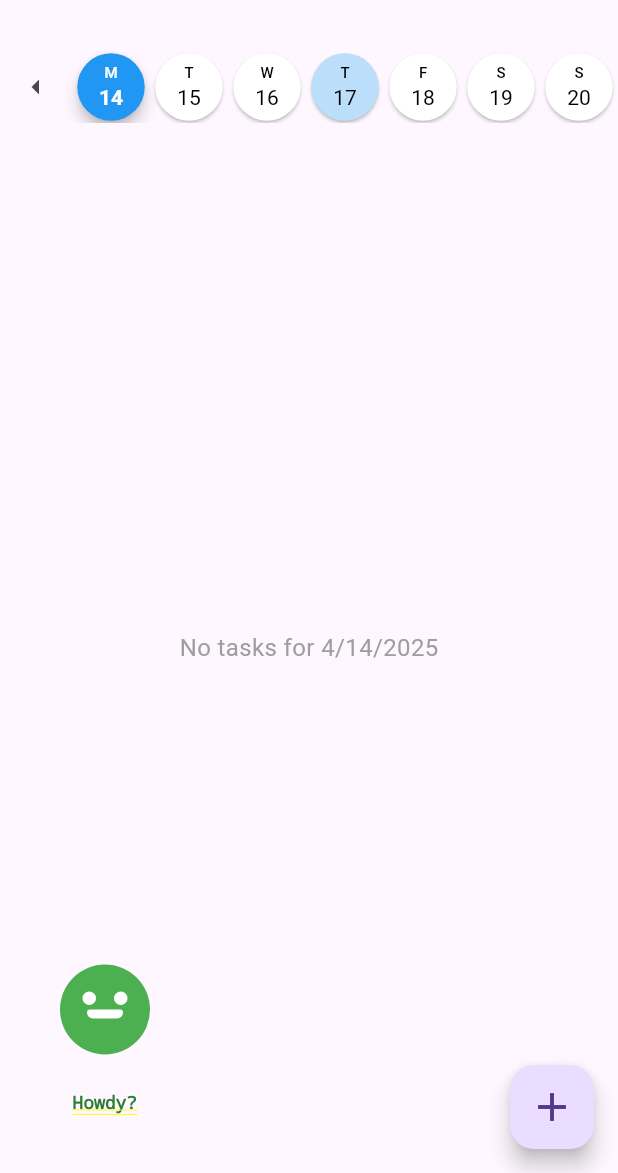
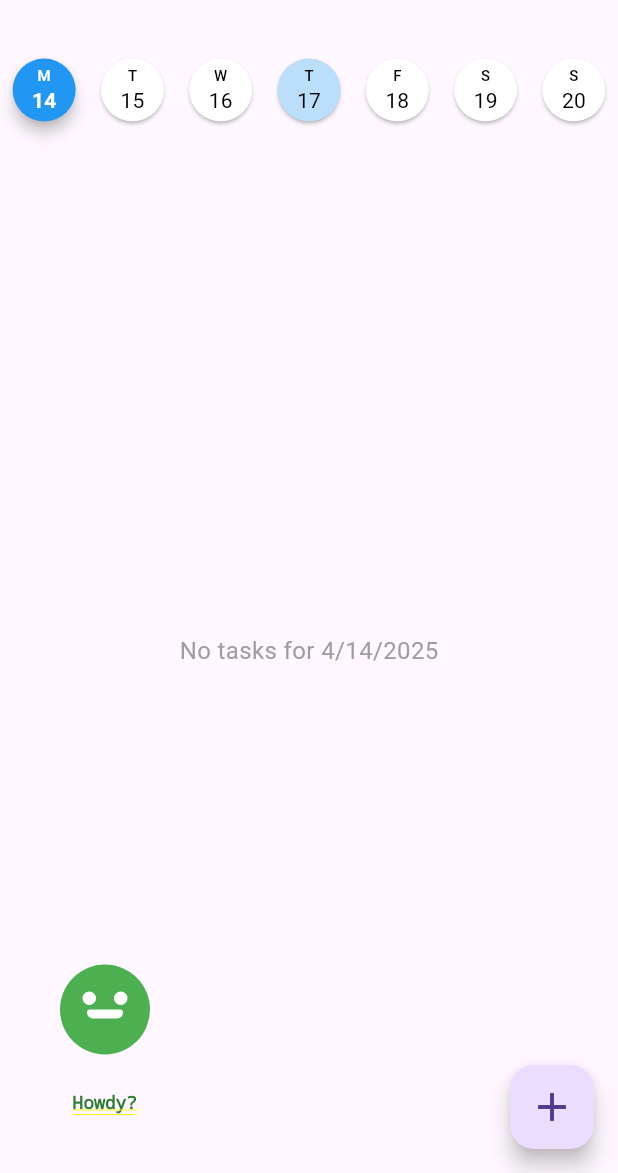
Before and after one commit to ItsCarmine/Station05, a Flutter app: the screen it shows after launch, after a tap on an icon or button, on a phone screen of 412 x 824 dp, the part 63-1236 px from its top. Run offline on Flutter 3.47's test engine with Material 3 defaults, Android fonts, the phone set to English and light mode, and no system bars; our stand-ins replace fl_chart, hive, hive_flutter; accounts and stored records are empty.

Commit message:
Disabled landscape and slight UI change.

```diff
--- a/lib/main.dart
+++ b/lib/main.dart
@@ -8,6 +8,10 @@ import 'focus_screen.dart'; // Import the FocusScreen
 import 'statistics_screen.dart'; // Import the StatisticsScreen
 import 'splash_screen.dart';
 import 'duo_character.dart';
+import 'package:flutter/services.dart'; // <-- Ensure this import exists
+import 'dart:async';
+import 'dart:io';
+import 'dart:convert';
 
 // Define box names
 const String taskBoxName = 'tasks';
@@ -73,6 +77,12 @@ class _SplashToAppWrapperState extends State<SplashToAppWrapper> {
 
 Future<void> main() async { // Make main async
   WidgetsFlutterBinding.ensureInitialized(); // Ensure bindings are initialized
+
+  // Lock orientation to portrait
+  await SystemChrome.setPreferredOrientations([
+    DeviceOrientation.portraitUp,
+    DeviceOrientation.portraitDown,
+  ]);
 
   // Initialize Hive
   final appDocumentDir = await getApplicationDocumentsDirectory();
@@ -281,37 +291,26 @@ class todoScreenState extends State<todoScreen> {
     final startOfWeek = _getStartOfWeek(_focusedDate);
     final daysInWeek = List.generate(7, (index) => startOfWeek.add(Duration(days: index)));
 
-    return SingleChildScrollView(
-      scrollDirection: Axis.horizontal,
-      child: Row(
-        mainAxisAlignment: MainAxisAlignment.center,
+    return Row(
+      mainAxisAlignment: MainAxisAlignment.spaceAround,
       children: [
-          IconButton(
-            icon: Icon(Icons.arrow_left),
-            onPressed: () {
-              setState(() {
-                _focusedDate = _focusedDate.subtract(Duration(days: 7));
-              });
-            },
-          ),
-          Row(
-            children: daysInWeek.map((day) {
+        ...daysInWeek.map((day) {
           final bool isSelected = DateUtils.isSameDay(_selectedDate, day);
           final bool isToday = DateUtils.isSameDay(DateTime.now(), day);
           final bool hasTasks = _dateHasTasks(day); // Check if the date has tasks
 
-              return Padding(
-                padding: const EdgeInsets.symmetric(horizontal: 2.0),
-                child: Stack( // Use Stack to overlay the dot
-                  alignment: Alignment.topCenter, // Position dot at the top center
+          return Expanded(
+            child: Padding(
+              padding: const EdgeInsets.symmetric(vertical: 2.0, horizontal: 1.0),
+              child: Stack(
+                alignment: Alignment.topCenter,
                 children: [
                   ElevatedButton(
                     style: ElevatedButton.styleFrom(
                       backgroundColor: isSelected ? Colors.blue : (isToday ? Colors.blue.shade100 : Colors.white),
                       foregroundColor: isSelected ? Colors.white : Colors.black,
-                        padding: EdgeInsets.symmetric(horizontal: 8, vertical: 4),
+                      padding: EdgeInsets.symmetric(horizontal: 4, vertical: 4),
                       shape: CircleBorder(),
-                        minimumSize: Size(45, 45), // Slightly larger to accommodate dot
                     ).copyWith(elevation: MaterialStateProperty.all(isSelected ? 4 : 1)),
                     onPressed: () => setState(() {
                       _selectedDate = day;
@@ -325,34 +324,24 @@ class todoScreenState extends State<todoScreen> {
                       ],
                     ),
                   ),
-                    // Add a dot if the date has tasks
                   if (hasTasks)
                     Positioned(
-                        top: 4, // Adjust position as needed
+                      top: 4,
                       child: Container(
                         width: 6,
                         height: 6,
                         decoration: BoxDecoration(
-                            color: isSelected ? Colors.white : Colors.blue, // Contrast color
+                          color: isSelected ? Colors.white : Colors.blue,
                           shape: BoxShape.circle,
                         ),
                       ),
                     ),
                 ],
               ),
+            ),
           );
         }).toList(),
-          ),
-          IconButton(
-            icon: Icon(Icons.arrow_right),
-            onPressed: () {
-              setState(() {
-                _focusedDate = _focusedDate.add(Duration(days: 7));
-              });
-            },
-          ),
       ],
-      ),
     );
   }
 
```
Lines whose indentation alone changed are shown as unchanged.
